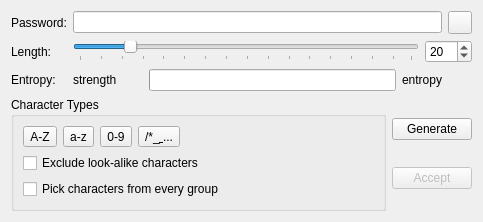
keepassxreboot/keepassxc, file src/gui/PasswordGeneratorWidget.ui: the form before one commit.
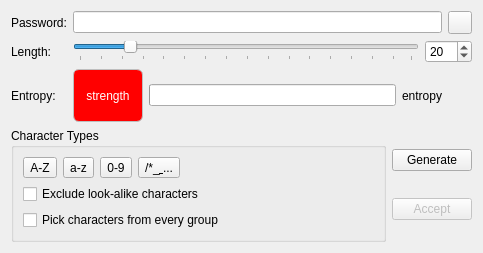
The form after the commit.

Commit message:
Stylized strength label and set precision of entropy label to 2
* Bumped up entropy thresholds based on average cracking speeds

What changed in the file:
```diff
--- a/src/gui/PasswordGeneratorWidget.ui
+++ b/src/gui/PasswordGeneratorWidget.ui
@@ -7,7 +7,7 @@
     <x>0</x>
     <y>0</y>
     <width>483</width>
-    <height>205</height>
+    <height>253</height>
    </rect>
   </property>
   <property name="windowTitle">
@@ -107,9 +107,24 @@
            <height>0</height>
           </size>
          </property>
+         <property name="styleSheet">
+          <string notr="true">border: 1px solid rgb(190, 190, 190);
+border-radius: 6px;
+color: white;
+background: red;</string>
+         </property>
          <property name="text">
           <string>strength</string>
          </property>
+         <property name="textFormat">
+          <enum>Qt::PlainText</enum>
+         </property>
+         <property name="alignment">
+          <set>Qt::AlignCenter</set>
+         </property>
+         <property name="margin">
+          <number>5</number>
+         </property>
         </widget>
        </item>
        <item>
@@ -139,6 +154,9 @@
           <property name="text">
             <string>entropy</string>
           </property>
+         <property name="margin">
+          <number>2</number>
+         </property>
         </widget>
        </item>
       </layout>
```
Left out of the diff: 6 changed lines with no effect on the pictures. Lines whose indentation alone changed are shown as unchanged. The commit also changes 1 other file.
